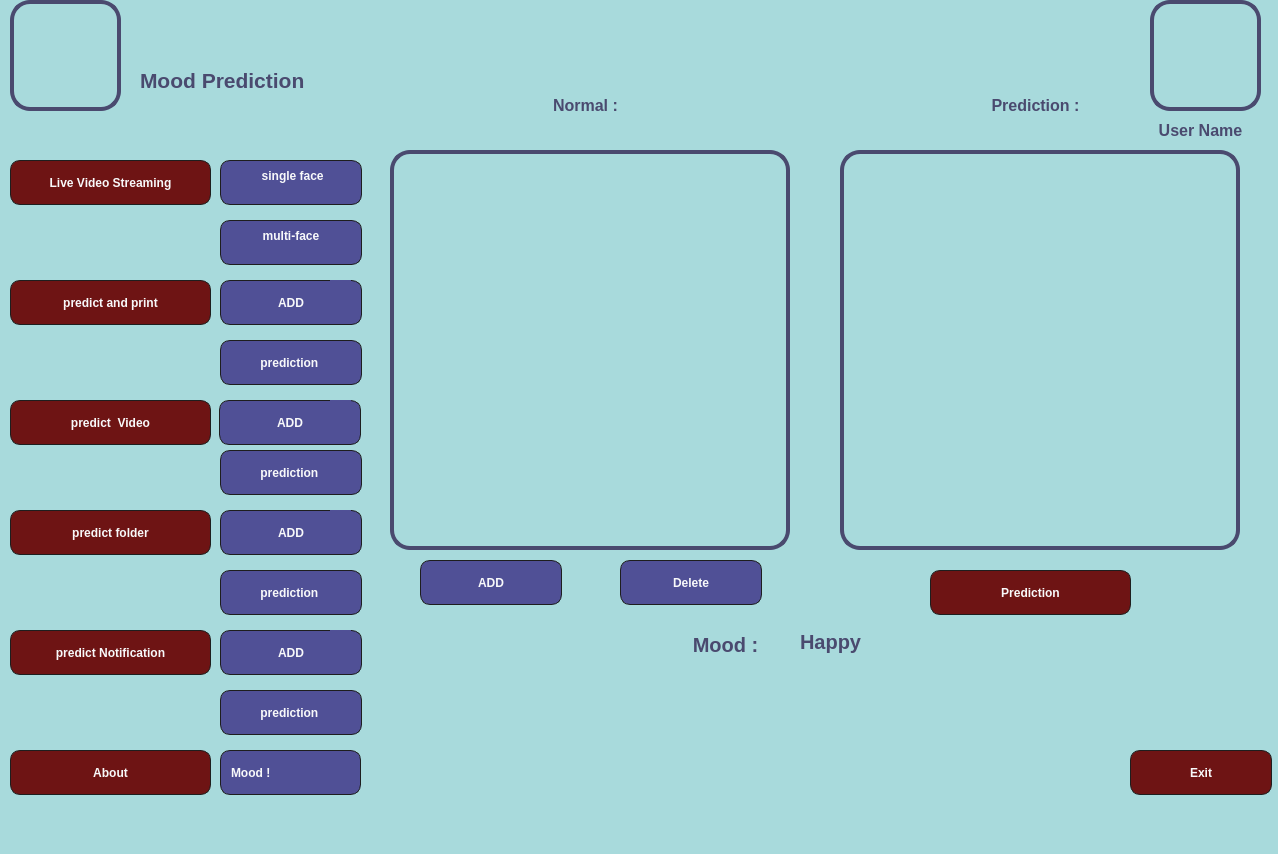
This is Main_App_2.ui in FaresKitani/Mood-Prediction as Qt 5 draws it before an edit. The edited form follows.
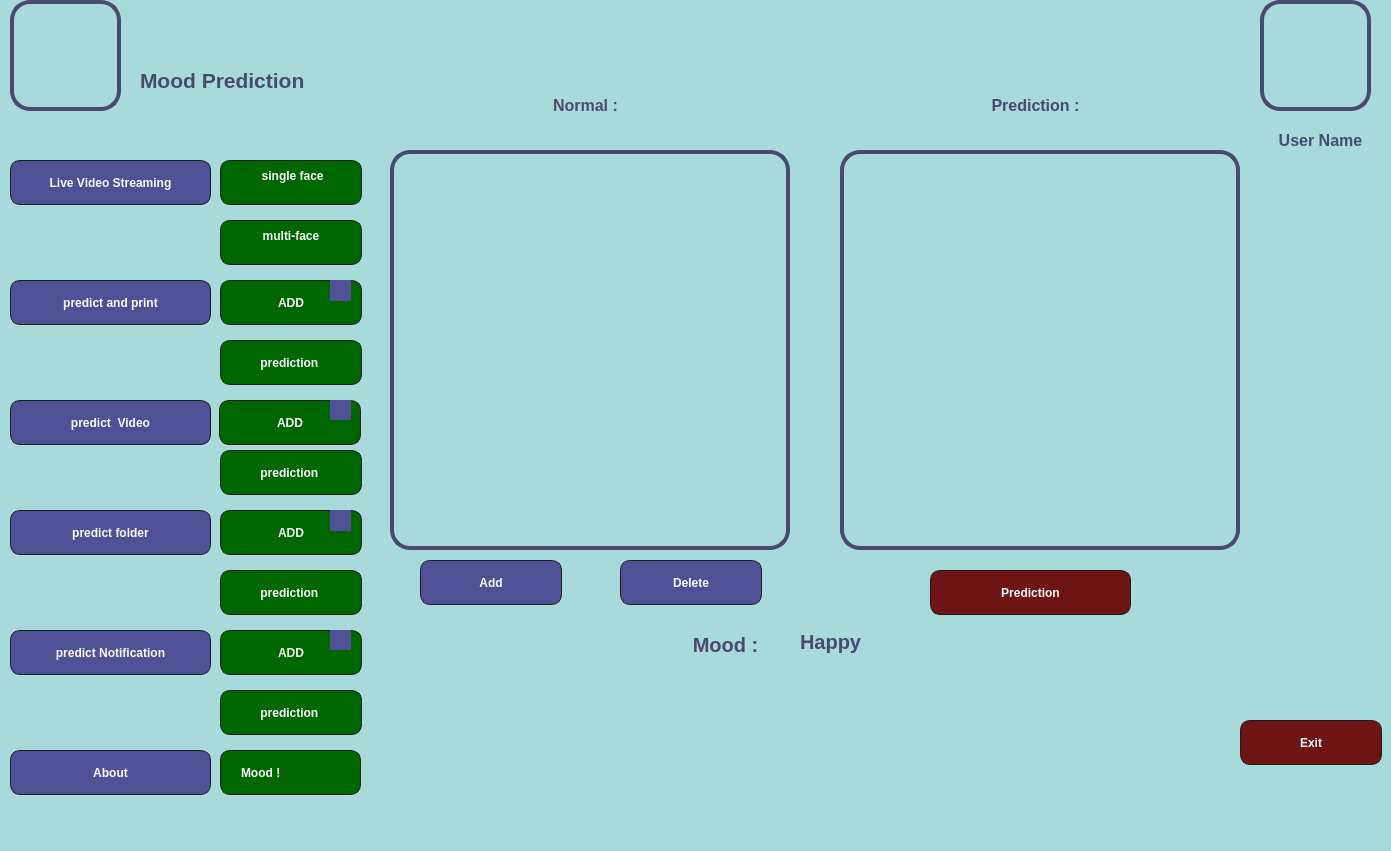
This is the edited form. Icons and pictures are not drawn.

Diff of the .ui file:
```diff
--- a/Main_App_2.ui
+++ b/Main_App_2.ui
@@ -6,8 +6,8 @@
    <rect>
     <x>0</x>
     <y>0</y>
-    <width>1278</width>
-    <height>854</height>
+    <width>1391</width>
+    <height>851</height>
    </rect>
   </property>
   <property name="sizePolicy">
@@ -557,8 +557,8 @@
    <widget class="QPushButton" name="ExiteButton">
     <property name="geometry">
      <rect>
-      <x>1130</x>
-      <y>750</y>
+      <x>1240</x>
+      <y>720</y>
       <width>142</width>
       <height>45</height>
      </rect>
@@ -613,8 +613,8 @@
    <widget class="QLabel" name="label_Edit">
     <property name="geometry">
      <rect>
-      <x>1120</x>
-      <y>110</y>
+      <x>1240</x>
+      <y>120</y>
       <width>161</width>
       <height>41</height>
      </rect>
@@ -676,7 +676,7 @@
 </string>
     </property>
     <property name="text">
-     <string>ADD</string>
+     <string>Add</string>
     </property>
    </widget>
    <widget class="QPushButton" name="deletButton">
@@ -914,16 +914,19 @@
  font-size:12px;
  line-height:1.2;
   color: #f8f9fa;
- text-transform:uppercase;
   justify-content: center;
   align-items: center;
   padding: 0 20px;
   width: 100%;
   height: 50px;
-  background-color: rgb(80, 80, 150);
+  background-color: rgb(0,102,0);
   border-radius: 10px;
   box-shadow: 0 10px 30px 0px rgba(87, 184, 70, 0.5);
   transition: all 0.4s;
+   background-image: url(img/Standar/ddd1.png);
+    background-repeat: no-repeat;
+    background-position: left; 
+  
 	
 }
 
@@ -934,8 +937,9 @@
 }
 
 QPushButton:pressed {
-   background-color: rgb(74, 74, 111);
-}</string>
+    background-color: rgb(51,153,0);
+}
+</string>
     </property>
     <property name="text">
      <string>multi-face
@@ -966,13 +970,12 @@
  font-size:12px;
  line-height:1.2;
   color: #f8f9fa;
- text-transform:uppercase;
   justify-content: center;
   align-items: center;
   padding: 0 20px;
   width: 100%;
   height: 50px;
-  background-color: rgb(110, 20, 20);
+  background-color: rgb(80, 80, 150);
   border-radius: 10px;
   box-shadow: 0 10px 30px 0px rgba(87, 184, 70, 0.5);
   transition: all 0.4s;
@@ -1000,7 +1003,7 @@
       <x>800</x>
       <y>630</y>
       <width>451</width>
-      <height>111</height>
+      <height>81</height>
      </rect>
     </property>
     <property name="font">
@@ -1041,16 +1044,19 @@
  font-size:12px;
  line-height:1.2;
   color: #f8f9fa;
- text-transform:uppercase;
   justify-content: center;
   align-items: center;
   padding: 0 20px;
   width: 100%;
   height: 50px;
-  background-color: rgb(80, 80, 150);
+  background-color: rgb(0,102,0);
   border-radius: 10px;
   box-shadow: 0 10px 30px 0px rgba(87, 184, 70, 0.5);
   transition: all 0.4s;
+   background-image: url(img/Standar/ddd1.png);
+    background-repeat: no-repeat;
+    background-position: left; 
+  
 	
 }
 
@@ -1061,8 +1067,9 @@
 }
 
 QPushButton:pressed {
-   background-color: rgb(74, 74, 111);
-}</string>
+    background-color: rgb(51,153,0);
+}
+</string>
     </property>
     <property name="text">
      <string> single face
@@ -1090,20 +1097,22 @@
     <property name="styleSheet">
      <string notr="true">QPushButton {
  font: bold;
- 
  font-size:12px;
  line-height:1.2;
   color: #f8f9fa;
- text-transform:uppercase;
   justify-content: center;
   align-items: center;
   padding: 0 20px;
   width: 100%;
   height: 50px;
-  background-color: rgb(80, 80, 150);
+  background-color: rgb(0,102,0);
   border-radius: 10px;
   box-shadow: 0 10px 30px 0px rgba(87, 184, 70, 0.5);
   transition: all 0.4s;
+   background-image: url(img/Standar/ddd1.png);
+    background-repeat: no-repeat;
+    background-position: left; 
+  
 	
 }
 
@@ -1114,8 +1123,9 @@
 }
 
 QPushButton:pressed {
-   background-color: rgb(74, 74, 111);
-}</string>
+    background-color: rgb(51,153,0);
+}
+</string>
     </property>
     <property name="text">
      <string>prediction </string>
@@ -1145,16 +1155,19 @@
  font-size:12px;
  line-height:1.2;
   color: #f8f9fa;
- text-transform:uppercase;
   justify-content: center;
   align-items: center;
   padding: 0 20px;
   width: 100%;
   height: 50px;
-  background-color: rgb(80, 80, 150);
+  background-color: rgb(0,102,0);
   border-radius: 10px;
   box-shadow: 0 10px 30px 0px rgba(87, 184, 70, 0.5);
   transition: all 0.4s;
+   background-image: url(img/Standar/ddd1.png);
+    background-repeat: no-repeat;
+    background-position: left; 
+  
 	
 }
 
@@ -1165,8 +1178,9 @@
 }
 
 QPushButton:pressed {
-   background-color: rgb(74, 74, 111);
-}</string>
+    background-color: rgb(51,153,0);
+}
+</string>
     </property>
     <property name="text">
      <string>ADD</string>
@@ -1187,14 +1201,14 @@
     <property name="styleSheet">
      <string notr="true">font: bold;
  font-size:12px;
+ line-height:1.2;
   color: #f8f9fa;
- text-transform:uppercase;
   justify-content: center;
   align-items: center;
-  padding: 0 10px;
+  padding: 0 20px;
   width: 100%;
   height: 50px;
-  background-color: rgb(80, 80, 150);
+  background-color: rgb(0,102,0);
   border-radius: 10px;</string>
     </property>
     <item>
@@ -1262,16 +1276,19 @@
  font-size:12px;
  line-height:1.2;
   color: #f8f9fa;
- text-transform:uppercase;
   justify-content: center;
   align-items: center;
   padding: 0 20px;
   width: 100%;
   height: 50px;
-  background-color: rgb(80, 80, 150);
+  background-color: rgb(0,102,0);
   border-radius: 10px;
   box-shadow: 0 10px 30px 0px rgba(87, 184, 70, 0.5);
   transition: all 0.4s;
+   background-image: url(img/Standar/ddd1.png);
+    background-repeat: no-repeat;
+    background-position: left; 
+  
 	
 }
 
@@ -1282,8 +1299,9 @@
 }
 
 QPushButton:pressed {
-   background-color: rgb(74, 74, 111);
-}</string>
+    background-color: rgb(51,153,0);
+}
+</string>
     </property>
     <property name="text">
      <string>prediction </string>
@@ -1313,16 +1331,19 @@
  font-size:12px;
  line-height:1.2;
   color: #f8f9fa;
- text-transform:uppercase;
   justify-content: center;
   align-items: center;
   padding: 0 20px;
   width: 100%;
   height: 50px;
-  background-color: rgb(80, 80, 150);
+  background-color: rgb(0,102,0);
   border-radius: 10px;
   box-shadow: 0 10px 30px 0px rgba(87, 184, 70, 0.5);
   transition: all 0.4s;
+   background-image: url(img/Standar/ddd1.png);
+    background-repeat: no-repeat;
+    background-position: left; 
+  
 	
 }
 
@@ -1333,8 +1354,9 @@
 }
 
 QPushButton:pressed {
-   background-color: rgb(74, 74, 111);
-}</string>
+    background-color: rgb(51,153,0);
+}
+</string>
     </property>
     <property name="text">
      <string>ADD</string>
@@ -1364,16 +1386,19 @@
  font-size:12px;
  line-height:1.2;
   color: #f8f9fa;
- text-transform:uppercase;
   justify-content: center;
   align-items: center;
   padding: 0 20px;
   width: 100%;
   height: 50px;
-  background-color: rgb(80, 80, 150);
+  background-color: rgb(0,102,0);
   border-radius: 10px;
   box-shadow: 0 10px 30px 0px rgba(87, 184, 70, 0.5);
   transition: all 0.4s;
+   background-image: url(img/Standar/ddd1.png);
+    background-repeat: no-repeat;
+    background-position: left; 
+  
 	
 }
 
@@ -1384,8 +1409,9 @@
 }
 
 QPushButton:pressed {
-   background-color: rgb(74, 74, 111);
-}</string>
+    background-color: rgb(51,153,0);
+}
+</string>
     </property>
     <property name="text">
      <string>ADD</string>
@@ -1415,16 +1441,19 @@
  font-size:12px;
  line-height:1.2;
   color: #f8f9fa;
- text-transform:uppercase;
   justify-content: center;
   align-items: center;
   padding: 0 20px;
   width: 100%;
   height: 50px;
-  background-color: rgb(80, 80, 150);
+  background-color: rgb(0,102,0);
   border-radius: 10px;
   box-shadow: 0 10px 30px 0px rgba(87, 184, 70, 0.5);
   transition: all 0.4s;
+   background-image: url(img/Standar/ddd1.png);
+    background-repeat: no-repeat;
+    background-position: left; 
+  
 	
 }
 
@@ -1435,8 +1464,9 @@
 }
 
 QPushButton:pressed {
-   background-color: rgb(74, 74, 111);
-}</string>
+    background-color: rgb(51,153,0);
+}
+</string>
     </property>
     <property name="text">
      <string>prediction </string>
@@ -1460,20 +1490,15 @@
  font-size:12px;
  line-height:1.2;
   color: #f8f9fa;
- text-transform:uppercase;
   justify-content: center;
   align-items: center;
   padding: 0 20px;
   width: 100%;
   height: 50px;
-  background-color: rgb(110, 20, 20);
+  background-color: rgb(80, 80, 150);
   border-radius: 10px;
   box-shadow: 0 10px 30px 0px rgba(87, 184, 70, 0.5);
   transition: all 0.4s;
-   background-image: url(img/Standar/ddd1.png);
-    background-repeat: no-repeat;
-    background-position: left; 
-  
 	
 }
 
@@ -1519,13 +1544,12 @@
  font-size:12px;
  line-height:1.2;
   color: #f8f9fa;
- text-transform:uppercase;
   justify-content: center;
   align-items: center;
   padding: 0 20px;
   width: 100%;
   height: 50px;
-  background-color: rgb(110, 20, 20);
+  background-color: rgb(80, 80, 150);
   border-radius: 10px;
   box-shadow: 0 10px 30px 0px rgba(87, 184, 70, 0.5);
   transition: all 0.4s;
@@ -1562,13 +1586,12 @@
  font-size:12px;
  line-height:1.2;
   color: #f8f9fa;
- text-transform:uppercase;
   justify-content: center;
   align-items: center;
   padding: 0 20px;
   width: 100%;
   height: 50px;
-  background-color: rgb(110, 20, 20);
+  background-color: rgb(80, 80, 150);
   border-radius: 10px;
   box-shadow: 0 10px 30px 0px rgba(87, 184, 70, 0.5);
   transition: all 0.4s;
@@ -1605,13 +1628,12 @@
  font-size:12px;
  line-height:1.2;
   color: #f8f9fa;
- text-transform:uppercase;
   justify-content: center;
   align-items: center;
   padding: 0 20px;
   width: 100%;
   height: 50px;
-  background-color: rgb(110, 20, 20);
+  background-color: rgb(80, 80, 150);
   border-radius: 10px;
   box-shadow: 0 10px 30px 0px rgba(87, 184, 70, 0.5);
   transition: all 0.4s;
@@ -1716,13 +1738,12 @@
  font-size:12px;
  line-height:1.2;
   color: #f8f9fa;
- text-transform:uppercase;
   justify-content: center;
   align-items: center;
   padding: 0 20px;
   width: 100%;
   height: 50px;
-  background-color: rgb(110, 20, 20);
+  background-color: rgb(80, 80, 150);
   border-radius: 10px;
   box-shadow: 0 10px 30px 0px rgba(87, 184, 70, 0.5);
   transition: all 0.4s;
@@ -1768,16 +1789,19 @@
  font-size:12px;
  line-height:1.2;
   color: #f8f9fa;
- text-transform:uppercase;
   justify-content: center;
   align-items: center;
   padding: 0 20px;
   width: 100%;
   height: 50px;
-  background-color: rgb(80, 80, 150);
+  background-color: rgb(0,102,0);
   border-radius: 10px;
   box-shadow: 0 10px 30px 0px rgba(87, 184, 70, 0.5);
   transition: all 0.4s;
+   background-image: url(img/Standar/ddd1.png);
+    background-repeat: no-repeat;
+    background-position: left; 
+  
 	
 }
 
@@ -1788,8 +1812,9 @@
 }
 
 QPushButton:pressed {
-   background-color: rgb(74, 74, 111);
-}</string>
+    background-color: rgb(51,153,0);
+}
+</string>
     </property>
     <property name="text">
      <string>ADD</string>
@@ -1840,16 +1865,19 @@
  font-size:12px;
  line-height:1.2;
   color: #f8f9fa;
- text-transform:uppercase;
   justify-content: center;
   align-items: center;
   padding: 0 20px;
   width: 100%;
   height: 50px;
-  background-color: rgb(80, 80, 150);
+  background-color: rgb(0,102,0);
   border-radius: 10px;
   box-shadow: 0 10px 30px 0px rgba(87, 184, 70, 0.5);
   transition: all 0.4s;
+   background-image: url(img/Standar/ddd1.png);
+    background-repeat: no-repeat;
+    background-position: left; 
+  
 	
 }
 
@@ -1860,8 +1888,9 @@
 }
 
 QPushButton:pressed {
-   background-color: rgb(74, 74, 111);
-}</string>
+    background-color: rgb(51,153,0);
+}
+</string>
     </property>
     <property name="text">
      <string>prediction </string>
@@ -1870,7 +1899,7 @@
    <widget class="QPushButton" name="pushButton_Edit">
     <property name="geometry">
      <rect>
-      <x>1150</x>
+      <x>1260</x>
       <y>0</y>
       <width>111</width>
       <height>111</height>
```
Left out of the diff: 53 changed lines with no effect on the pictures.
